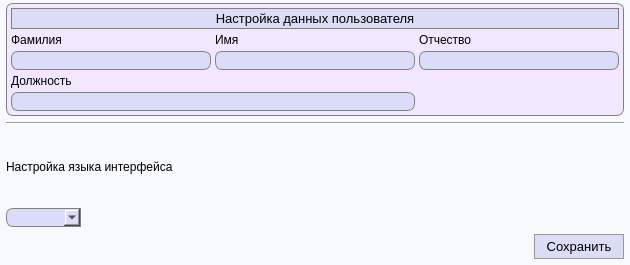
Before: the Qt Designer form SettingsWindow.ui in FediiBohdan/TechService, drawn with Qt 5.
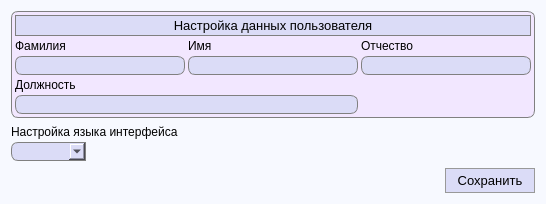
After: the same form once the commit is applied. Icons and pictures are not drawn.

Commit message: Code refactoring + some steps for user logging in

The edit to the form file:
```diff
--- a/SettingsWindow.ui
+++ b/SettingsWindow.ui
@@ -6,8 +6,8 @@
    <rect>
     <x>0</x>
     <y>0</y>
-    <width>630</width>
-    <height>265</height>
+    <width>546</width>
+    <height>204</height>
    </rect>
   </property>
   <property name="windowTitle">
@@ -26,20 +26,8 @@
 	background-color: white;
 }</string>
   </property>
-  <layout class="QGridLayout" name="gridLayout_5">
-   <property name="leftMargin">
-    <number>6</number>
-   </property>
-   <property name="topMargin">
-    <number>3</number>
-   </property>
-   <property name="rightMargin">
-    <number>6</number>
-   </property>
-   <property name="bottomMargin">
-    <number>6</number>
-   </property>
-   <item row="0" column="0">
+  <layout class="QGridLayout" name="gridLayout_3">
+   <item row="0" column="0" colspan="2">
     <widget class="QFrame" name="frame">
      <property name="styleSheet">
       <string notr="true">QFrame {
@@ -54,24 +42,22 @@
      <property name="frameShadow">
       <enum>QFrame::Raised</enum>
      </property>
-     <layout class="QGridLayout" name="gridLayout_4">
-      <property name="leftMargin">
-       <number>4</number>
-      </property>
-      <property name="topMargin">
-       <number>4</number>
-      </property>
-      <property name="rightMargin">
-       <number>4</number>
-      </property>
-      <property name="bottomMargin">
-       <number>4</number>
-      </property>
-      <property name="spacing">
-       <number>4</number>
-      </property>
-      <item row="0" column="0">
        <layout class="QGridLayout" name="gridLayout">
+      <property name="leftMargin">
+       <number>3</number>
+      </property>
+      <property name="topMargin">
+       <number>3</number>
+      </property>
+      <property name="rightMargin">
+       <number>3</number>
+      </property>
+      <property name="bottomMargin">
+       <number>3</number>
+      </property>
+      <property name="spacing">
+       <number>3</number>
+      </property>
         <item row="1" column="1">
          <widget class="QLabel" name="label_2">
           <property name="font">
@@ -91,6 +77,114 @@
           </property>
          </widget>
         </item>
+      <item row="3" column="0">
+       <widget class="QLabel" name="label_4">
+        <property name="font">
+         <font>
+          <pointsize>9</pointsize>
+         </font>
+        </property>
+        <property name="styleSheet">
+         <string notr="true">QLabel {
+	border: 0px;
+	background-color: transparent;
+}
+</string>
+        </property>
+        <property name="text">
+         <string>Должность</string>
+        </property>
+       </widget>
+      </item>
+      <item row="1" column="2">
+       <widget class="QLabel" name="label_3">
+        <property name="font">
+         <font>
+          <pointsize>9</pointsize>
+         </font>
+        </property>
+        <property name="styleSheet">
+         <string notr="true">QLabel {
+	border: 0px;
+	background-color: transparent;
+}
+</string>
+        </property>
+        <property name="text">
+         <string>Отчество</string>
+        </property>
+       </widget>
+      </item>
+      <item row="2" column="2">
+       <widget class="QLineEdit" name="userThirdName">
+        <property name="font">
+         <font>
+          <pointsize>10</pointsize>
+         </font>
+        </property>
+        <property name="styleSheet">
+         <string notr="true">QLineEdit {
+	border: 1px solid gray;
+    border-radius: 7px;
+    background-color: #dbdcf7;
+	padding-left: 3px;
+}</string>
+        </property>
+       </widget>
+      </item>
+      <item row="2" column="1">
+       <widget class="QLineEdit" name="userSecondName">
+        <property name="font">
+         <font>
+          <pointsize>10</pointsize>
+         </font>
+        </property>
+        <property name="styleSheet">
+         <string notr="true">QLineEdit {
+	border: 1px solid gray;
+    border-radius: 7px;
+    background-color: #dbdcf7;
+	padding-left: 3px;
+}</string>
+        </property>
+       </widget>
+      </item>
+      <item row="1" column="0">
+       <widget class="QLabel" name="label">
+        <property name="font">
+         <font>
+          <pointsize>9</pointsize>
+         </font>
+        </property>
+        <property name="styleSheet">
+         <string notr="true">QLabel {
+	border: 0px;
+	background-color: transparent;
+}
+</string>
+        </property>
+        <property name="text">
+         <string>Фамилия</string>
+        </property>
+       </widget>
+      </item>
+      <item row="2" column="0">
+       <widget class="QLineEdit" name="userFirstName">
+        <property name="font">
+         <font>
+          <pointsize>10</pointsize>
+         </font>
+        </property>
+        <property name="styleSheet">
+         <string notr="true">QLineEdit {
+	border: 1px solid gray;
+    border-radius: 7px;
+    background-color: #dbdcf7;
+	padding-left: 3px;
+}</string>
+        </property>
+       </widget>
+      </item>
         <item row="0" column="0" colspan="3">
          <widget class="QFrame" name="frame_2">
           <property name="minimumSize">
@@ -153,97 +247,8 @@
           </layout>
          </widget>
         </item>
-        <item row="1" column="0">
-         <widget class="QLabel" name="label">
-          <property name="font">
-           <font>
-            <pointsize>9</pointsize>
-           </font>
-          </property>
-          <property name="styleSheet">
-           <string notr="true">QLabel {
-	border: 0px;
-	background-color: transparent;
-}
-</string>
-          </property>
-          <property name="text">
-           <string>Фамилия</string>
-          </property>
-         </widget>
-        </item>
-        <item row="2" column="0">
-         <widget class="QLineEdit" name="lineEdit">
-          <property name="font">
-           <font>
-            <pointsize>10</pointsize>
-           </font>
-          </property>
-          <property name="styleSheet">
-           <string notr="true">QLineEdit {
-	border: 1px solid gray;
-    border-radius: 7px;
-    background-color: #dbdcf7;
-	padding-left: 3px;
-}</string>
-          </property>
-         </widget>
-        </item>
-        <item row="1" column="2">
-         <widget class="QLabel" name="label_3">
-          <property name="font">
-           <font>
-            <pointsize>9</pointsize>
-           </font>
-          </property>
-          <property name="styleSheet">
-           <string notr="true">QLabel {
-	border: 0px;
-	background-color: transparent;
-}
-</string>
-          </property>
-          <property name="text">
-           <string>Отчество</string>
-          </property>
-         </widget>
-        </item>
-        <item row="2" column="1">
-         <widget class="QLineEdit" name="lineEdit_3">
-          <property name="font">
-           <font>
-            <pointsize>10</pointsize>
-           </font>
-          </property>
-          <property name="styleSheet">
-           <string notr="true">QLineEdit {
-	border: 1px solid gray;
-    border-radius: 7px;
-    background-color: #dbdcf7;
-	padding-left: 3px;
-}</string>
-          </property>
-         </widget>
-        </item>
-        <item row="2" column="2">
-         <widget class="QLineEdit" name="lineEdit_4">
-          <property name="font">
-           <font>
-            <pointsize>10</pointsize>
-           </font>
-          </property>
-          <property name="styleSheet">
-           <string notr="true">QLineEdit {
-	border: 1px solid gray;
-    border-radius: 7px;
-    background-color: #dbdcf7;
-	padding-left: 3px;
-}</string>
-          </property>
-         </widget>
-        </item>
         <item row="4" column="0" colspan="2">
-         <widget class="QLineEdit" name="lineEdit_2">
+       <widget class="QLineEdit" name="userPosition">
           <property name="font">
            <font>
             <pointsize>10</pointsize>
@@ -259,39 +264,26 @@
           </property>
          </widget>
         </item>
-        <item row="3" column="0" colspan="2">
-         <widget class="QLabel" name="label_4">
-          <property name="font">
-           <font>
-            <pointsize>9</pointsize>
-           </font>
-          </property>
-          <property name="styleSheet">
-           <string notr="true">QLabel {
-	border: 0px;
-	background-color: transparent;
-}
-</string>
-          </property>
-          <property name="text">
-           <string>Должность</string>
-          </property>
-         </widget>
-        </item>
-       </layout>
-      </item>
-     </layout>
+     </layout>
     </widget>
    </item>
-   <item row="1" column="0">
-    <widget class="Line" name="line">
-     <property name="orientation">
-      <enum>Qt::Horizontal</enum>
-     </property>
-    </widget>
-   </item>
-   <item row="2" column="0">
+   <item row="1" column="0" colspan="2">
     <layout class="QGridLayout" name="gridLayout_2">
+     <property name="verticalSpacing">
+      <number>3</number>
+     </property>
+     <item row="0" column="0" colspan="2">
+      <widget class="QLabel" name="label_6">
+       <property name="font">
+        <font>
+         <pointsize>9</pointsize>
+        </font>
+       </property>
+       <property name="text">
+        <string>Настройка языка интерфейса</string>
+       </property>
+      </widget>
+     </item>
      <item row="1" column="0">
       <widget class="QComboBox" name="languageSelection">
        <property name="font">
@@ -323,36 +315,22 @@
        </property>
       </spacer>
      </item>
-     <item row="0" column="0" colspan="2">
-      <widget class="QLabel" name="label_6">
-       <property name="font">
-        <font>
-         <pointsize>9</pointsize>
-        </font>
-       </property>
-       <property name="text">
-        <string>Настройка языка интерфейса</string>
-       </property>
-      </widget>
-     </item>
     </layout>
    </item>
-   <item row="3" column="0">
-    <layout class="QGridLayout" name="gridLayout_3">
-     <item row="0" column="0">
+   <item row="2" column="0">
       <spacer name="horizontalSpacer_2">
        <property name="orientation">
         <enum>Qt::Horizontal</enum>
        </property>
        <property name="sizeHint" stdset="0">
         <size>
-         <width>40</width>
+       <width>429</width>
          <height>20</height>
         </size>
        </property>
       </spacer>
      </item>
-     <item row="0" column="1">
+   <item row="2" column="1">
       <widget class="QPushButton" name="saveSettingsButton">
        <property name="minimumSize">
         <size>
@@ -396,8 +374,6 @@
       </widget>
      </item>
     </layout>
-   </item>
-  </layout>
  </widget>
  <tabstops>
   <tabstop>lineEdit</tabstop>
```
Left out of the diff: 8 changed lines with no effect on the pictures. Lines whose indentation alone changed are shown as unchanged. The commit also changes 10 other files.
